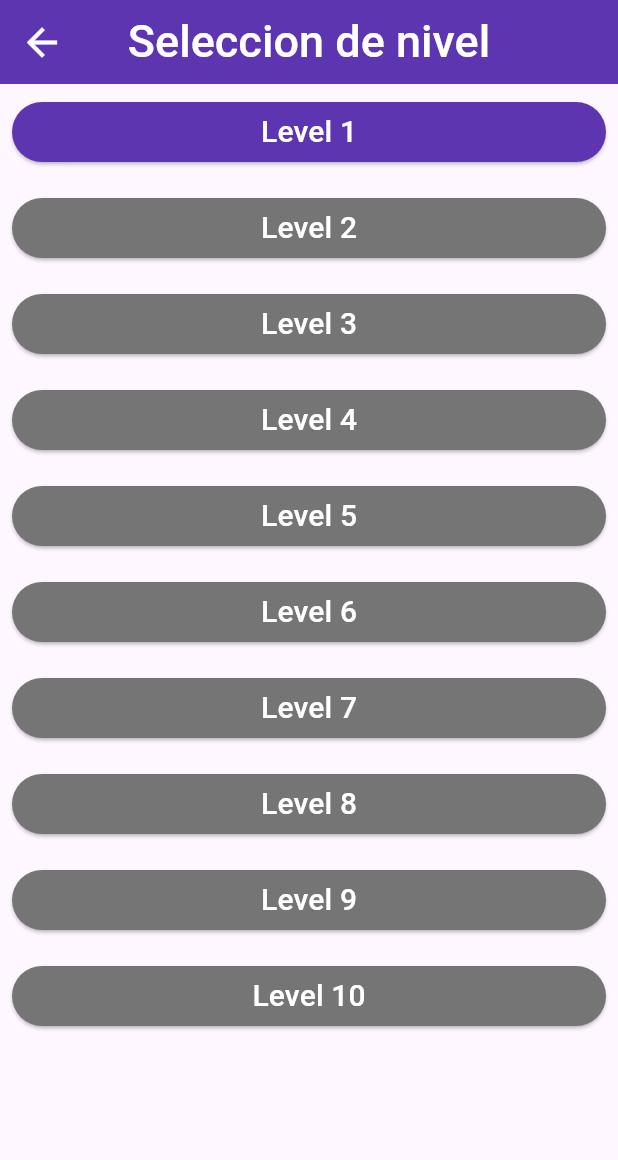
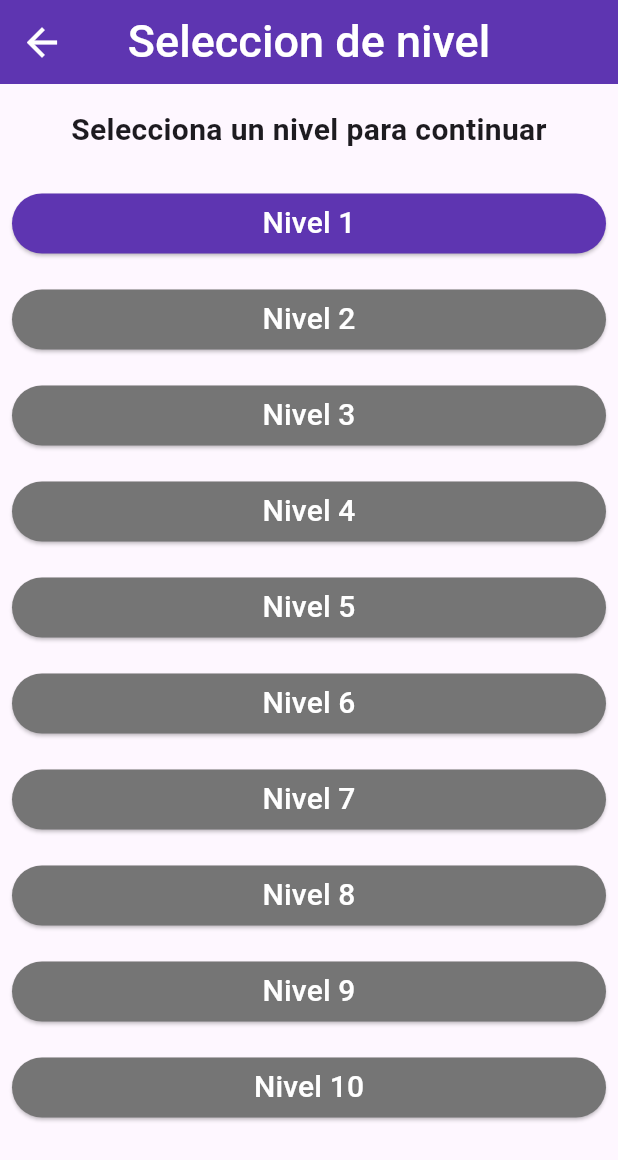
Before and after one commit to Cecilio0/Aula-Abierta, a Flutter app: the screen it shows after launch, after a tap on "Ejemplos cajero", on a phone screen of 412 x 824 dp. Shown: the top 1160 px of the screen. Run offline on Flutter 3.47's test engine with Material 3 defaults, Android fonts, the light colour scheme and no system bars; our stand-ins replace flutter_svg, hive, hive_flutter; missing offline and left inert: dart:ffi; accounts and stored records are empty.

Commit message:
Feat: Message within quiz section indicating that a level can not be selected

```diff
--- a/lib/pages/cajero/levelSelection.dart
+++ b/lib/pages/cajero/levelSelection.dart
@@ -11,6 +11,7 @@ class LevelSelectionScreen extends StatefulWidget {
 
 class _LevelSelectionScreenState extends State<LevelSelectionScreen> {
   late Box<bool> _levelBox;
+  String _message = "Selecciona un nivel para continuar";
 
   @override
   void initState() {
@@ -30,28 +31,34 @@ class _LevelSelectionScreenState extends State<LevelSelectionScreen> {
     return _levelBox.get('level_${level - 1}', defaultValue: false) == true;
   }
 
-  // Check if the level has been completed
-  bool _isLevelCompleted(int level) {
-    return _levelBox.get('level_$level', defaultValue: false) == true;
-  }
-
   @override
   Widget build(BuildContext context) {
     return Scaffold(
       appBar: const CustomAppBar(title: 'Seleccion de nivel'),
       body: Center(
+        child: Column(
+          children: [
+            Padding(
+              padding: const EdgeInsets.all(16.0),
+              child: Text(
+                _message, // Display the dynamic message here
+                style: const TextStyle(fontSize: 20, fontWeight: FontWeight.bold),
+                textAlign: TextAlign.center,
+              )
+            ),
+            Expanded(
               child: ListView.builder(
                 itemCount: 10,
                 itemBuilder: (context, index) {
                   return Padding(
                     padding: const EdgeInsets.all(8.0),
                     child: ElevatedButton(
-                onPressed: _canPlayLevel(index) ? () => _playLevel(index) : () => _lockedLevelMessage(index),
+                      onPressed: _canPlayLevel(index) ? () => _playLevel(index) : () => _lockedLevelPressed(),
                       style: ElevatedButton.styleFrom(
                         backgroundColor: _canPlayLevel(index) ? Colors.deepPurple.shade600 : Colors.grey.shade600,
                       ),
                       child: Text(
-                  'Level ${index + 1}',
+                        'Nivel ${index + 1}',
                         style: const TextStyle(
                             fontSize: 20,
                             color: Colors.white
@@ -61,19 +68,23 @@ class _LevelSelectionScreenState extends State<LevelSelectionScreen> {
                   );
                 },
               ),
+            )
+          ],
+        )
       ),
     );
   }
 
-  void _lockedLevelMessage(int level) {
-    print("can't play level ${level + 1} yet");
+  void _lockedLevelPressed() {
+    setState(() {
+      _message = "Este nivel se encuentra bloqueado, intenta jugar niveles anteriores";
+    });
   }
 
   // Handle playing a level and mark it as completed
   void _playLevel(int level) {
     // Simulate playing the level and mark it as completed
     _markLevelAsCompleted(level);
-    print('Playing Level ${level + 1}');
     // You can navigate to the actual game screen if needed
   }
 }
--- a/lib/pages/home.dart
+++ b/lib/pages/home.dart
@@ -24,9 +24,10 @@ class HomePage extends StatelessWidget {
                 mainAxisAlignment: MainAxisAlignment.start,
                 children: [
                   Image.asset(
-                    "assets/logos/testImage.png",
-                    width: 200,
+                    "assets/logos/logo_aulaabierta.png",
+                    width: 300,
                     height: 200,
+                    color: Colors.black,
                   ),
                   const Text(
                     "Bienvenido a la app de conciencia financiera de Aula Abierta 🤗",
```
Lines whose indentation alone changed are shown as unchanged.
